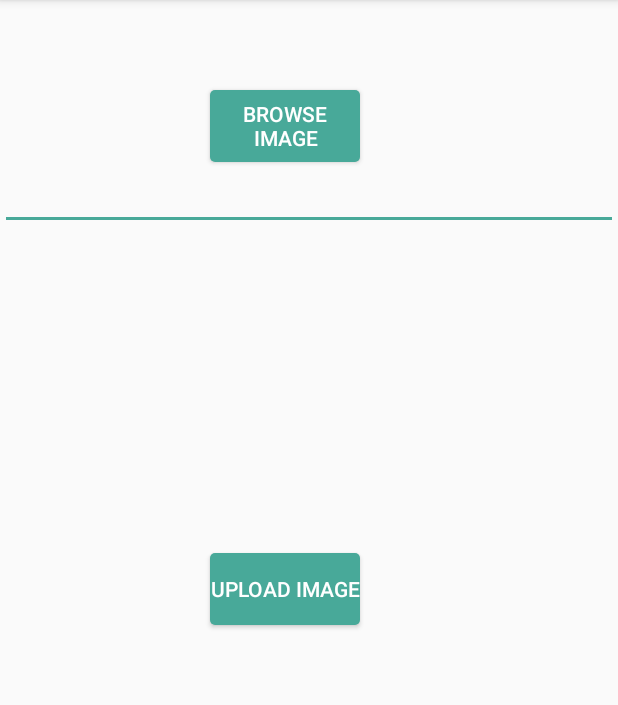
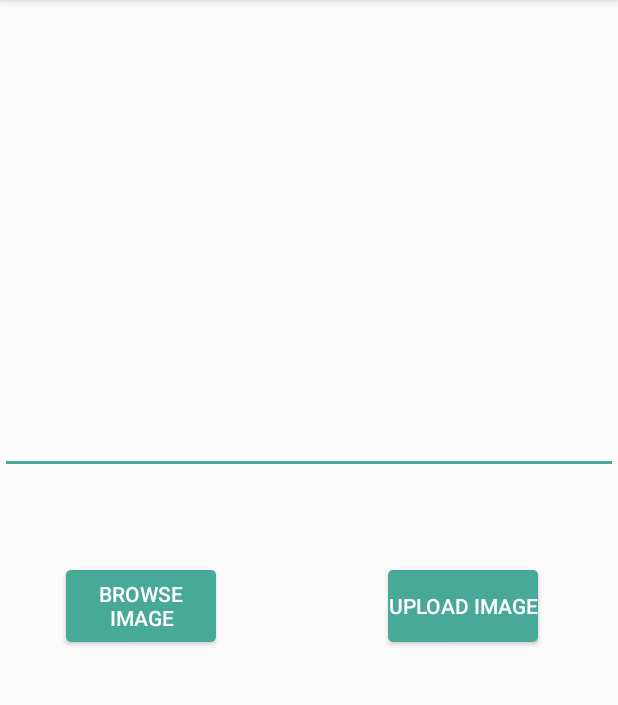
Before and after one commit to nimesha95/MemifyX, an Android app: the Landing screen opened directly, with no data from a screen before it, on a phone screen of 412 x 824 dp, the part 84-789 px from its top. Run offline under Robolectric (Android 15) with nearby library versions, the phone set to English and light mode, and no system bars; our stand-ins replace Firebase (no records; nobody signed in at launch, a user with empty details on screens opened directly), Picasso; pictures from the network do not load.

Commit message:
Meme upload view is optimized

```diff
--- a/app/src/main/res/layout/activity_landing.xml
+++ b/app/src/main/res/layout/activity_landing.xml
@@ -1,5 +1,5 @@
 <?xml version="1.0" encoding="utf-8"?>
-<LinearLayout xmlns:android="http://schemas.android.com/apk/res/android"
+<RelativeLayout xmlns:android="http://schemas.android.com/apk/res/android"
     xmlns:app="http://schemas.android.com/apk/res-auto"
     xmlns:tools="http://schemas.android.com/tools"
     android:layout_width="match_parent"
@@ -8,41 +8,59 @@
     tools:context="com.example.nimesha.memifyx.Landing">
 
     <Button
+        android:id="@+id/button5"
         android:layout_width="100dp"
         android:layout_height="wrap_content"
-        android:layout_marginTop="60dp"
-        android:layout_marginLeft="140dp"
+        android:layout_below="@+id/txtImageName"
+        android:layout_marginLeft="44dp"
+        android:layout_marginStart="44dp"
+        android:layout_marginTop="64dp"
+        android:layout_toEndOf="@+id/button3"
+        android:layout_toRightOf="@+id/button3"
+        android:background="@drawable/button_bg_rounded_corners"
+        android:onClick="btnBrowse_Click"
         android:text="Browse image"
-        android:textColor="#FFFFFF"
-        android:background="@drawable/button_bg_rounded_corners"
-        android:onClick="btnBrowse_Click"/>
+        android:textColor="#FFFFFF" />
 
     <EditText
+        android:id="@+id/txtImageName"
         android:layout_width="match_parent"
         android:layout_height="wrap_content"
-        android:id="@+id/txtImageName"/>
+        android:layout_alignParentLeft="true"
+        android:layout_alignParentRight="true"
+        android:layout_below="@+id/imageView"
+        android:layout_marginTop="25dp" />
 
     <ImageView
         android:id="@+id/imageView"
         android:layout_width="300dp"
-        android:layout_height="200dp"
+        android:layout_height="225dp"
+        android:layout_alignParentLeft="true"
+        android:layout_alignParentRight="true"
+        android:layout_alignParentTop="true"
         android:layout_gravity="center"
+        android:layout_marginTop="20dp"
         android:hint="Image Name" />
 
     <Button
         android:layout_width="100dp"
         android:layout_height="wrap_content"
-        android:layout_marginTop="15dp"
+        android:layout_alignParentEnd="true"
+        android:layout_alignParentRight="true"
+        android:layout_alignTop="@+id/button5"
+        android:layout_below="@+id/txtImageName"
+        android:layout_marginEnd="53dp"
+        android:layout_marginRight="53dp"
+        android:background="@drawable/button_bg_rounded_corners"
+        android:onClick="btnUpload_Click"
         android:text="Upload Image"
-        android:textColor="#FFFFFF"
-        android:layout_marginLeft="140dp"
-        android:background="@drawable/button_bg_rounded_corners"
-        android:onClick="btnUpload_Click"/>
+        android:textColor="#FFFFFF" />
 
     <Button
+        android:id="@+id/button3"
         android:layout_width="match_parent"
         android:layout_height="wrap_content"
         android:onClick="btnShowListImage_Click"
         android:text="Show list image"
         android:visibility="gone" />
-</LinearLayout>
+</RelativeLayout>
--- a/app/src/main/res/layout/activity_meme_slider_new.xml
+++ b/app/src/main/res/layout/activity_meme_slider_new.xml
@@ -9,6 +9,7 @@
         android:layout_width="wrap_content"
         android:layout_height="wrap_content"
         android:layout_alignParentTop="true"
+        android:layout_centerHorizontal="true"
         android:textColor="@android:color/holo_blue_dark"
         android:textSize="20sp"
         android:textStyle="bold" />
```
